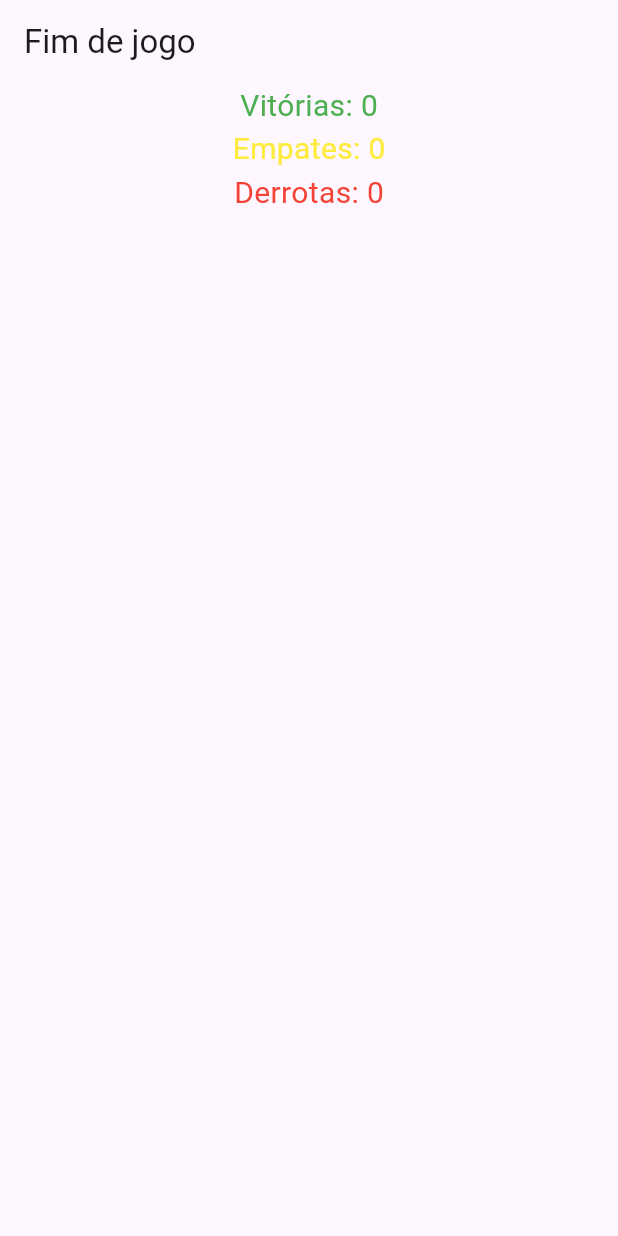
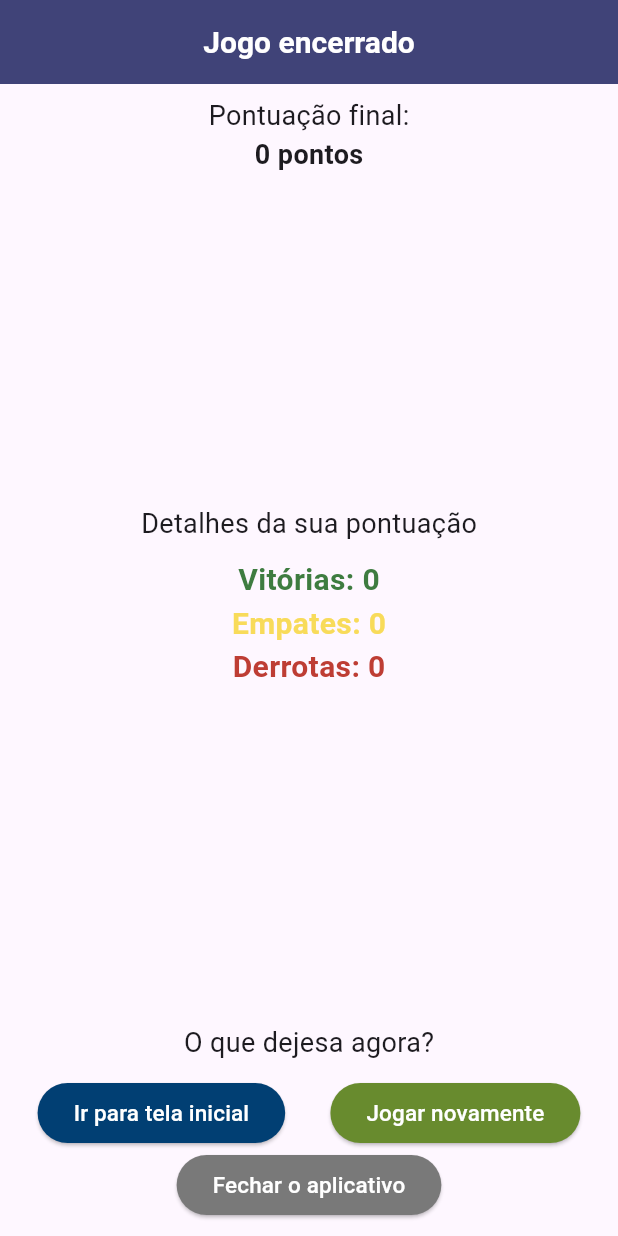
Before and after one commit to anaclara-s/pedra-papel-tesoura-lagarto-spock, a Flutter app: the FinalScreen screen opened directly with empty values, on a phone screen of 412 x 824 dp. Run offline on Flutter 3.47's test engine with Material 3 defaults, Android fonts, the phone set to English and light mode, and no system bars; our stand-ins replace material_design_icons_flutter.

Commit message:
Projeto finalizado

```diff
--- a/lib/screens/final_screen.dart
+++ b/lib/screens/final_screen.dart
@@ -1,14 +1,24 @@
+import 'dart:io';
+
 import 'package:flutter/material.dart';
+import 'package:pedra_papel_tesoura_lagarto_spock/widgets/custom_appbar.dart';
+
+import '../widgets/custom_elevatedbutton.dart';
+import '../widgets/custom_text.dart';
+import 'game_screen.dart';
+import 'home_screen.dart';
 
 class FinalScreen extends StatefulWidget {
   final int victory;
   final int tie;
   final int defeat;
+  final int score;
   const FinalScreen(
       {super.key,
       required this.victory,
       required this.tie,
-      required this.defeat});
+      required this.defeat,
+      required this.score});
 
   @override
   State<FinalScreen> createState() => _FinalScreenState();
@@ -18,26 +28,108 @@ class _FinalScreenState extends State<FinalScreen> {
   @override
   Widget build(BuildContext context) {
     return Scaffold(
-      appBar: AppBar(
-        title: (Text('Fim de jogo')),
+      appBar: CustomAppBar(
+        automaticallyImplyLeading: false,
+        text: 'Jogo encerrado',
       ),
-      body: Center(
-        child: Column(
-          children: [
-            Text(
-              'Vitórias: ${widget.victory}',
-              style: TextStyle(fontSize: 20, color: Colors.green),
+      body: Column(
+        mainAxisAlignment: MainAxisAlignment.spaceBetween,
+        children: [
+          Padding(
+            padding: const EdgeInsets.all(8.0),
+            child: Column(
+              mainAxisAlignment: MainAxisAlignment.start,
+              children: [
+                Align(
+                  alignment: Alignment.center,
+                  child: CustomText(
+                    text: 'Pontuação final:',
+                  ),
+                ),
+                Center(
+                  child: CustomText(
+                    text: '${widget.score} pontos',
+                    fontWeight: FontWeight.bold,
+                  ),
+                ),
+              ],
             ),
-            Text(
-              'Empates: ${widget.tie}',
-              style: TextStyle(fontSize: 20, color: Colors.yellow),
+          ),
+          Column(
+            mainAxisAlignment: MainAxisAlignment.center,
+            children: [
+              CustomText(
+                text: 'Detalhes da sua pontuação',
+              ),
+              SizedBox(height: 10),
+              buildScoreDetail(
+                'Vitórias',
+                widget.victory,
+                Color.fromARGB(255, 62, 124, 64),
+              ),
+              buildScoreDetail(
+                'Empates',
+                widget.tie.abs(),
+                Color.fromARGB(255, 248, 219, 90),
+              ),
+              buildScoreDetail(
+                'Derrotas',
+                widget.defeat,
+                const Color.fromARGB(255, 190, 61, 52),
+              ),
+            ],
+          ),
+          Align(
+            alignment: Alignment.topCenter,
+            child: Padding(
+              padding: const EdgeInsets.all(10),
+              child: Column(
+                children: [
+                  CustomText(
+                    text: 'O que dejesa agora?',
+                  ),
+                  SizedBox(height: 10),
+                  Row(
+                    mainAxisAlignment: MainAxisAlignment.spaceAround,
+                    children: [
+                      CustomElevatedButton(
+                        onPressed: () {
+                          Navigator.pop(
+                            context,
+                            MaterialPageRoute(
+                              builder: (context) => HomeScreen(),
+                            ),
+                          );
+                        },
+                        backgroundColor: Color.fromARGB(255, 1, 63, 115),
+                        text: 'Ir para tela inicial',
+                      ),
+                      CustomElevatedButton(
+                        onPressed: () {
+                          Navigator.push(
+                            context,
+                            MaterialPageRoute(
+                              builder: (context) => GameScreen(),
+                            ),
+                          );
+                        },
+                        backgroundColor: Color.fromARGB(255, 104, 139, 46),
+                        text: 'Jogar novamente',
+                      ),
+                    ],
+                  ),
+                  CustomElevatedButton(
+                    onPressed: () {
+                      exit(0);
+                    },
+                    backgroundColor: Color.fromARGB(255, 121, 121, 121),
+                    text: 'Fechar o aplicativo',
+                  ),
+                ],
+              ),
             ),
-            Text(
-              'Derrotas: ${widget.defeat}',
-              style: TextStyle(fontSize: 20, color: Colors.red),
-            ),
-          ],
-        ),
+          )
+        ],
       ),
     );
   }
--- /dev/null
+++ b/lib/widgets/custom_appbar.dart
@@ -0,0 +1,33 @@
+import 'package:flutter/material.dart';
+
+class CustomAppBar extends StatelessWidget implements PreferredSizeWidget {
+  final Widget? title;
+  final bool? automaticallyImplyLeading;
+  final String text;
+
+  const CustomAppBar(
+      {Key? key,
+      this.title,
+      this.automaticallyImplyLeading,
+      required this.text})
+      : super(key: key);
+
+  @override
+  Size get preferredSize => const Size.fromHeight(kToolbarHeight);
+
+  @override
+  Widget build(BuildContext context) {
+    return AppBar(
+      backgroundColor: const Color.fromARGB(255, 64, 67, 120),
+      automaticallyImplyLeading: automaticallyImplyLeading ?? true,
+      iconTheme: IconThemeData(color: Colors.white),
+      centerTitle: true,
+      title: Text(text),
+      titleTextStyle: TextStyle(
+        color: Colors.white,
+        fontSize: 20,
+        fontWeight: FontWeight.bold,
+      ),
+    );
+  }
+}
--- /dev/null
+++ b/lib/widgets/custom_elevatedbutton.dart
@@ -0,0 +1,27 @@
+import 'package:flutter/material.dart';
+
+class CustomElevatedButton extends StatelessWidget {
+  final void Function()? onPressed;
+  final String text;
+  final Color? backgroundColor;
+  const CustomElevatedButton(
+      {super.key,
+      required this.onPressed,
+      required this.text,
+      this.backgroundColor});
+
+  @override
+  Widget build(BuildContext context) {
+    return ElevatedButton(
+      style: ElevatedButton.styleFrom(backgroundColor: backgroundColor),
+      onPressed: onPressed,
+      child: Text(
+        text,
+        style: TextStyle(
+          fontSize: 15,
+          color: Colors.white,
+        ),
+      ),
+    );
+  }
+}
--- /dev/null
+++ b/lib/widgets/custom_text.dart
@@ -0,0 +1,38 @@
+import 'package:flutter/material.dart';
+
+class CustomText extends StatelessWidget {
+  final String text;
+  final double? fontSize;
+  final FontWeight? fontWeight;
+  final TextAlign? textAlign;
+  final Color? color;
+
+  const CustomText({
+    super.key,
+    required this.text,
+    this.fontSize,
+    this.fontWeight,
+    this.textAlign,
+    this.color,
+  });
+
+  @override
+  Widget build(BuildContext context) {
+    return Text(
+      text,
+      style: TextStyle(
+        fontSize: fontSize ?? 18,
+        fontWeight: fontWeight,
+        color: color,
+      ),
+      textAlign: textAlign,
+    );
+  }
+}
+
+Widget buildScoreDetail(String label, int value, Color color) {
+  return Text(
+    '$label: $value',
+    style: TextStyle(fontSize: 20, color: color, fontWeight: FontWeight.bold),
+  );
+}
```
Also changed, not shown: lib/screens/game_screen.dart (+12 -17 lines), lib/screens/home_screen.dart (+17 -36 lines), lib/screens/rule_screen.dart (+3 -6 lines).
